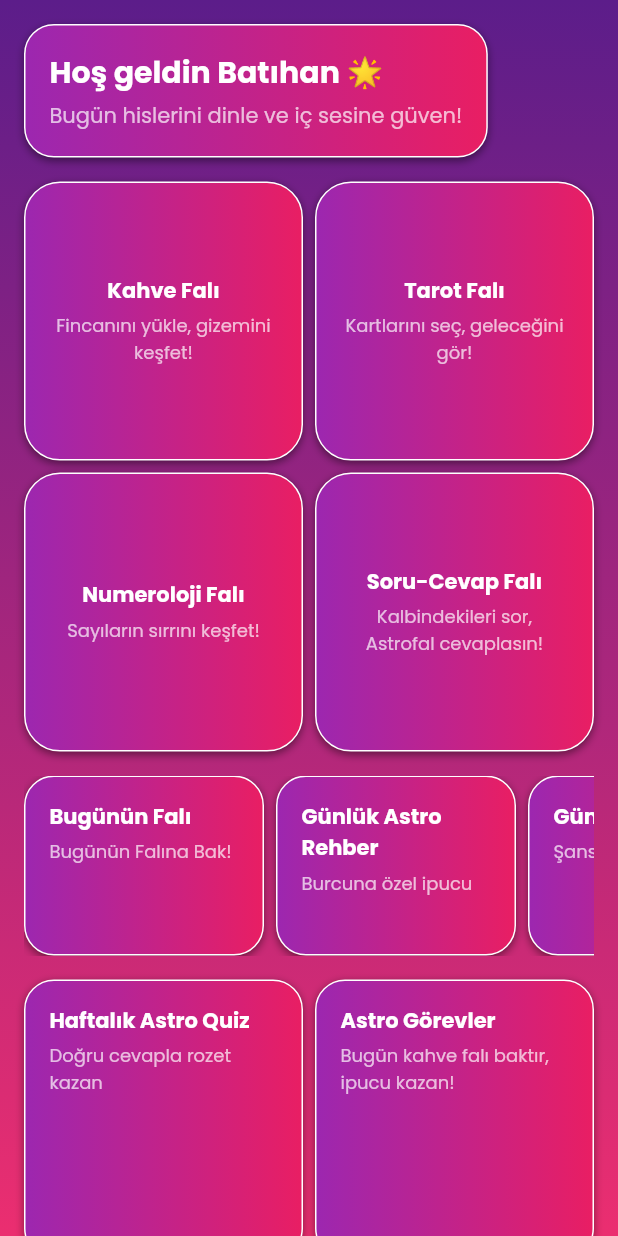
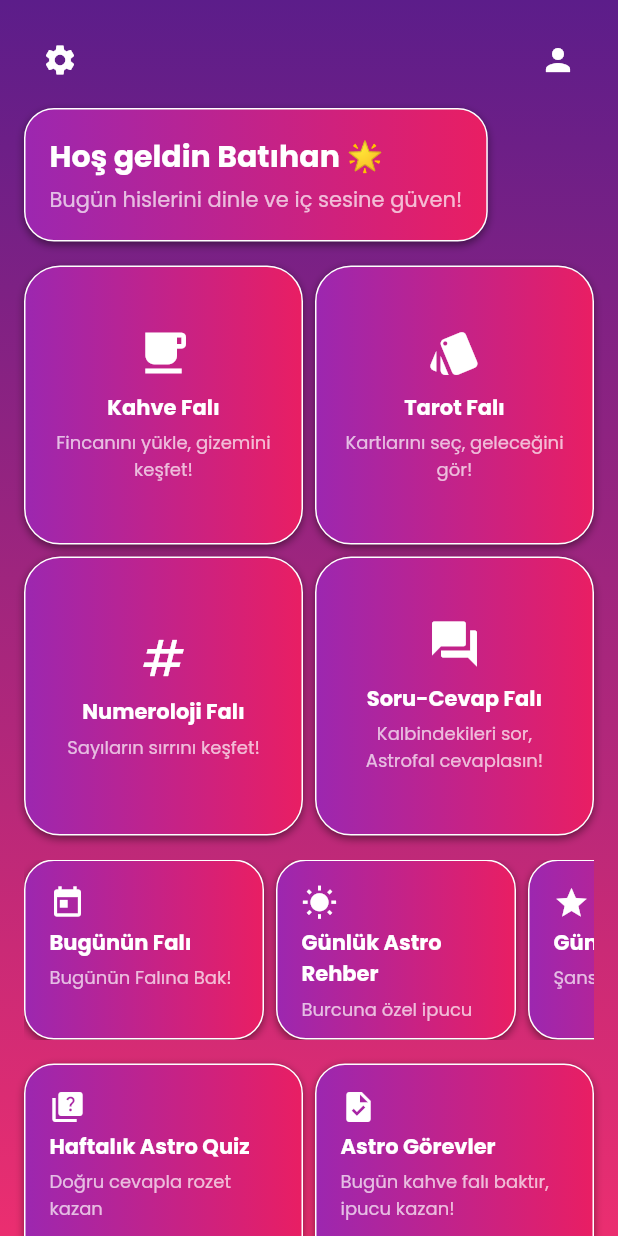
Before and after one commit to Crimp35/Astrofal, a Flutter app: the screen it shows after launch, after a tap on "Giriş yap", on a phone screen of 412 x 824 dp. Run offline on Flutter 3.47's test engine with Material 3 defaults, Android fonts, the phone set to English and light mode, and no system bars; our stand-ins replace google_fonts.

Commit message:
Refine login and home UI

```diff
--- a/lib/main.dart
+++ b/lib/main.dart
@@ -18,7 +18,7 @@ class AstrofalApp extends StatelessWidget {
       theme: base.copyWith(
         primaryColor: Colors.purple,
         scaffoldBackgroundColor: Colors.black,
-        textTheme: GoogleFonts.nunitoTextTheme(base.textTheme).apply(bodyColor: Colors.white),
+        textTheme: GoogleFonts.poppinsTextTheme(base.textTheme).apply(bodyColor: Colors.white),
         elevatedButtonTheme: ElevatedButtonThemeData(
           style: ElevatedButton.styleFrom(
             shape: RoundedRectangleBorder(
--- a/lib/screens/home_screen.dart
+++ b/lib/screens/home_screen.dart
@@ -23,6 +23,8 @@ class HomeScreen extends StatelessWidget {
               child: Column(
                 crossAxisAlignment: CrossAxisAlignment.start,
                 children: [
+                  _buildHeader(),
+                  const SizedBox(height: 8),
                   _buildWelcomeSection(),
                   const SizedBox(height: 16),
                   _buildFortuneGrid(context),
@@ -30,8 +32,6 @@ class HomeScreen extends StatelessWidget {
                   _buildDailyRow(),
                   const SizedBox(height: 16),
                   _buildActivityGrid(),
-                  const SizedBox(height: 16),
-                  _buildUserArea(),
                   const SizedBox(height: 16),
                   _buildCommunityCard(),
                 ],
@@ -52,6 +52,22 @@ class HomeScreen extends StatelessWidget {
       border: Border.all(color: Colors.white),
       boxShadow: const [
         BoxShadow(color: Colors.black45, blurRadius: 4, offset: Offset(0, 2)),
+      ],
+    );
+  }
+
+  Widget _buildHeader() {
+    return Row(
+      mainAxisAlignment: MainAxisAlignment.spaceBetween,
+      children: [
+        IconButton(
+          icon: const Icon(Icons.settings, color: Colors.white),
+          onPressed: () {},
+        ),
+        IconButton(
+          icon: const Icon(Icons.person, color: Colors.white),
+          onPressed: () {},
+        ),
       ],
     );
   }
@@ -90,24 +106,28 @@ class HomeScreen extends StatelessWidget {
           title: 'Kahve Falı',
           subtitle: 'Fincanını yükle, gizemini keşfet!',
           screen: const CoffeeFortuneScreen(),
+          icon: Icons.local_cafe,
         ),
         _fortuneCard(
           context,
           title: 'Tarot Falı',
           subtitle: 'Kartlarını seç, geleceğini gör!',
           screen: const TarotFortuneScreen(),
+          icon: Icons.style,
         ),
         _fortuneCard(
           context,
           title: 'Numeroloji Falı',
           subtitle: 'Sayıların sırrını keşfet!',
           screen: const NumerologyFortuneScreen(),
+          icon: Icons.numbers,
         ),
         _fortuneCard(
           context,
           title: 'Soru-Cevap Falı',
           subtitle: 'Kalbindekileri sor, Astrofal cevaplasın!',
           screen: const QuestionFortuneScreen(),
+          icon: Icons.question_answer,
         ),
       ],
     );
@@ -116,7 +136,8 @@ class HomeScreen extends StatelessWidget {
   Widget _fortuneCard(BuildContext context,
       {required String title,
       required String subtitle,
-      required Widget screen}) {
+      required Widget screen,
+      required IconData icon}) {
     return GestureDetector(
       onTap: () => Navigator.of(context).push(_createRoute(screen)),
       child: Container(
@@ -125,6 +146,8 @@ class HomeScreen extends StatelessWidget {
         child: Column(
           mainAxisAlignment: MainAxisAlignment.center,
           children: [
+            Icon(icon, size: 36, color: Colors.white),
+            const SizedBox(height: 8),
             Text(title, style: const TextStyle(fontWeight: FontWeight.bold)),
             const SizedBox(height: 4),
             Text(
@@ -140,11 +163,11 @@ class HomeScreen extends StatelessWidget {
 
   Widget _buildDailyRow() {
     final cards = [
-      _dailyCard('Bugünün Falı', 'Bugünün Falına Bak!'),
-      _dailyCard('Günlük Astro Rehber', 'Burcuna özel ipucu'),
-      _dailyCard('Günün Şansı', 'Şanslı sayın: 7'),
-      _dailyCard('Günün Tarot Kartı', 'Kart yorumun burada'),
-      _dailyCard('Haftanın En Güzel Fincanı', 'Haftanın vitrini'),
+      _dailyCard('Bugünün Falı', 'Bugünün Falına Bak!', Icons.today),
+      _dailyCard('Günlük Astro Rehber', 'Burcuna özel ipucu', Icons.wb_sunny),
+      _dailyCard('Günün Şansı', 'Şanslı sayın: 7', Icons.star),
+      _dailyCard('Günün Tarot Kartı', 'Kart yorumun burada', Icons.auto_awesome),
+      _dailyCard('Haftanın En Güzel Fincanı', 'Haftanın vitrini', Icons.coffee),
     ];
     return SizedBox(
       height: 120,
@@ -157,7 +180,7 @@ class HomeScreen extends StatelessWidget {
     );
   }
 
-  Widget _dailyCard(String title, String content) {
+  Widget _dailyCard(String title, String content, IconData icon) {
     return Container(
       width: 160,
       padding: const EdgeInsets.all(16),
@@ -165,6 +188,8 @@ class HomeScreen extends StatelessWidget {
       child: Column(
         crossAxisAlignment: CrossAxisAlignment.start,
         children: [
+          Icon(icon, color: Colors.white),
+          const SizedBox(height: 4),
           Text(title, style: const TextStyle(fontWeight: FontWeight.bold)),
           const SizedBox(height: 4),
           Text(content, style: const TextStyle(fontSize: 12, color: Colors.white70)),
@@ -175,8 +200,10 @@ class HomeScreen extends StatelessWidget {
 
   Widget _buildActivityGrid() {
     final activities = [
-      _activityCard('Haftalık Astro Quiz', 'Doğru cevapla rozet kazan'),
-      _activityCard('Astro Görevler', 'Bugün kahve falı baktır, ipucu kazan!'),
+      _activityCard('Haftalık Astro Quiz', 'Doğru cevapla rozet kazan', Icons.quiz),
+      _activityCard('Astro Görevler', 'Bugün kahve falı baktır, ipucu kazan!', Icons.task),
+      _activityCard('Fal Günlüğüm', 'Geçmiş fallarına ulaş', Icons.book),
+      _activityCard('Fal Hatırlatıcısı', 'Bildirimlerini ayarla', Icons.alarm),
     ];
     return GridView.count(
       crossAxisCount: 2,
@@ -188,38 +215,15 @@ class HomeScreen extends StatelessWidget {
     );
   }
 
-  Widget _activityCard(String title, String content) {
+  Widget _activityCard(String title, String content, IconData icon) {
     return Container(
       padding: const EdgeInsets.all(16),
       decoration: _boxDecoration(),
       child: Column(
         crossAxisAlignment: CrossAxisAlignment.start,
         children: [
-          Text(title, style: const TextStyle(fontWeight: FontWeight.bold)),
+          Icon(icon, color: Colors.white),
           const SizedBox(height: 4),
-          Text(content, style: const TextStyle(fontSize: 12, color: Colors.white70)),
-        ],
-      ),
-    );
-  }
-
-  Widget _buildUserArea() {
-    return Column(
-      children: [
-        _userCard('Fal Günlüğüm', 'Geçmiş fallarına ulaş'),
-        const SizedBox(height: 8),
-        _userCard('Fal Hatırlatıcısı', 'Bildirimlerini ayarla'),
-      ],
-    );
-  }
-
-  Widget _userCard(String title, String content) {
-    return Container(
-      padding: const EdgeInsets.all(16),
-      decoration: _boxDecoration(),
-      child: Column(
-        crossAxisAlignment: CrossAxisAlignment.start,
-        children: [
           Text(title, style: const TextStyle(fontWeight: FontWeight.bold)),
           const SizedBox(height: 4),
           Text(content, style: const TextStyle(fontSize: 12, color: Colors.white70)),
--- a/lib/screens/login_screen.dart
+++ b/lib/screens/login_screen.dart
@@ -54,16 +54,34 @@ class LoginScreen extends StatelessWidget {
                     child: Divider(),
                   ),
                   GradientButton(
-                      label: 'E-posta ile kayıt ol', onPressed: () {}),
+                    label: 'E-posta ile kayıt ol',
+                    gradient: null,
+                    backgroundColor: Colors.white,
+                    textColor: const Color(0xFF9c27b0),
+                    icon: const Icon(Icons.mail_outline, color: Color(0xFF9c27b0)),
+                    onPressed: () {},
+                  ),
                   if (Platform.isAndroid) ...[
                     const SizedBox(height: 8),
                     GradientButton(
-                        label: 'Google ile Kayıt Ol', onPressed: () {}),
+                      label: 'Google ile Kayıt Ol',
+                      gradient: null,
+                      backgroundColor: Colors.white,
+                      textColor: Colors.black87,
+                      icon: const Icon(Icons.android, color: Colors.blue),
+                      onPressed: () {},
+                    ),
                   ],
                   if (Platform.isIOS) ...[
                     const SizedBox(height: 8),
                     GradientButton(
-                        label: 'Apple ile devam et', onPressed: () {}),
+                      label: 'Apple ile devam et',
+                      gradient: null,
+                      backgroundColor: Colors.black,
+                      textColor: Colors.white,
+                      icon: const Icon(Icons.apple, color: Colors.white),
+                      onPressed: () {},
+                    ),
                   ],
                   const SizedBox(height: 24),
                   const Disclaimer(),
--- a/lib/widgets/gradient_button.dart
+++ b/lib/widgets/gradient_button.dart
@@ -1,10 +1,22 @@
 import 'package:flutter/material.dart';
 
 class GradientButton extends StatefulWidget {
-  final String? label;
-  final Widget? child;
+  final String label;
   final VoidCallback onPressed;
-  const GradientButton({Key? key, this.label, this.child, required this.onPressed}) : super(key: key);
+  final Gradient? gradient;
+  final Color? backgroundColor;
+  final Color textColor;
+  final Widget? icon;
+
+  const GradientButton({
+    Key? key,
+    required this.label,
+    required this.onPressed,
+    this.gradient,
+    this.backgroundColor,
+    this.textColor = Colors.white,
+    this.icon,
+  }) : super(key: key);
 
   @override
   State<GradientButton> createState() => _GradientButtonState();
@@ -31,11 +43,11 @@ class _GradientButtonState extends State<GradientButton> {
         elevation: 4,
         shadowColor: Colors.black,
         child: Ink(
-          decoration: const BoxDecoration(
-            gradient: LinearGradient(
-              colors: [Color(0xFF9c27b0), Color(0xFFe91e63)],
-            ),
-            borderRadius: BorderRadius.all(Radius.circular(30)),
+          decoration: BoxDecoration(
+            gradient: widget.gradient ??
+                const LinearGradient(colors: [Color(0xFF9c27b0), Color(0xFFe91e63)]),
+            color: widget.gradient == null ? widget.backgroundColor : null,
+            borderRadius: const BorderRadius.all(Radius.circular(30)),
           ),
           child: InkWell(
             borderRadius: BorderRadius.circular(30),
@@ -44,9 +56,18 @@ class _GradientButtonState extends State<GradientButton> {
             child: Padding(
               padding: const EdgeInsets.symmetric(vertical: 14, horizontal: 24),
               child: Center(
-                child: widget.child ??
-                    Text(widget.label ?? '',
-                        style: const TextStyle(color: Colors.white)),
+                child: Row(
+                  mainAxisSize: MainAxisSize.min,
+                  mainAxisAlignment: MainAxisAlignment.center,
+                  children: [
+                    if (widget.icon != null) ...[
+                      widget.icon!,
+                      const SizedBox(width: 8),
+                    ],
+                    Text(widget.label,
+                        style: TextStyle(color: widget.textColor)),
+                  ],
+                ),
               ),
             ),
           ),
```
